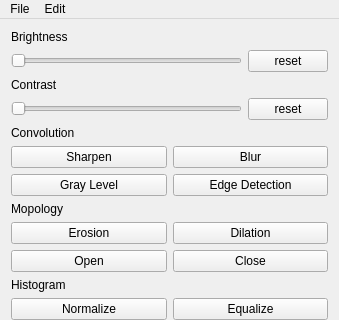
The window that mainwindow.ui (wa1575/opencv_photoshop) describes before a commit, drawn with Qt 5; both pictures show x 0 to 339 and y 0 to 320 of the 339 by 545 pixel window.
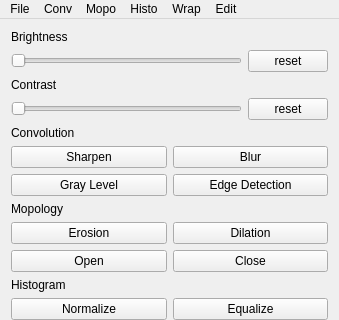
The same window after the commit.

```diff
--- a/mainwindow.ui
+++ b/mainwindow.ui
@@ -357,7 +357,46 @@
     <addaction name="actionUndo"/>
     <addaction name="actionRedo"/>
    </widget>
+   <widget class="QMenu" name="menuConv">
+    <property name="title">
+     <string>Conv</string>
+    </property>
+    <addaction name="separator"/>
+    <addaction name="actionSharpen"/>
+    <addaction name="actionBlur"/>
+    <addaction name="actionGray_level"/>
+    <addaction name="actionEdge_detection"/>
+   </widget>
+   <widget class="QMenu" name="menuMopo">
+    <property name="title">
+     <string>Mopo</string>
+    </property>
+    <addaction name="actionErosion"/>
+    <addaction name="actionDilation"/>
+    <addaction name="actionOpen"/>
+    <addaction name="actionClose"/>
+   </widget>
+   <widget class="QMenu" name="menuHisto">
+    <property name="title">
+     <string>Histo</string>
+    </property>
+    <addaction name="actionNormalize"/>
+    <addaction name="actionEqualize"/>
+    <addaction name="actionStretching"/>
+    <addaction name="actionDraw_Histogram"/>
+   </widget>
+   <widget class="QMenu" name="menuWrap">
+    <property name="title">
+     <string>Wrap</string>
+    </property>
+    <addaction name="actionAffine_Rotation"/>
+    <addaction name="actionPerspective_Transform"/>
+   </widget>
    <addaction name="menuFile"/>
+   <addaction name="menuConv"/>
+   <addaction name="menuMopo"/>
+   <addaction name="menuHisto"/>
+   <addaction name="menuWrap"/>
    <addaction name="menuEdit"/>
   </widget>
   <action name="actionOpen_File">
```
Left out of the diff: 86 changed lines with no effect on the pictures.
